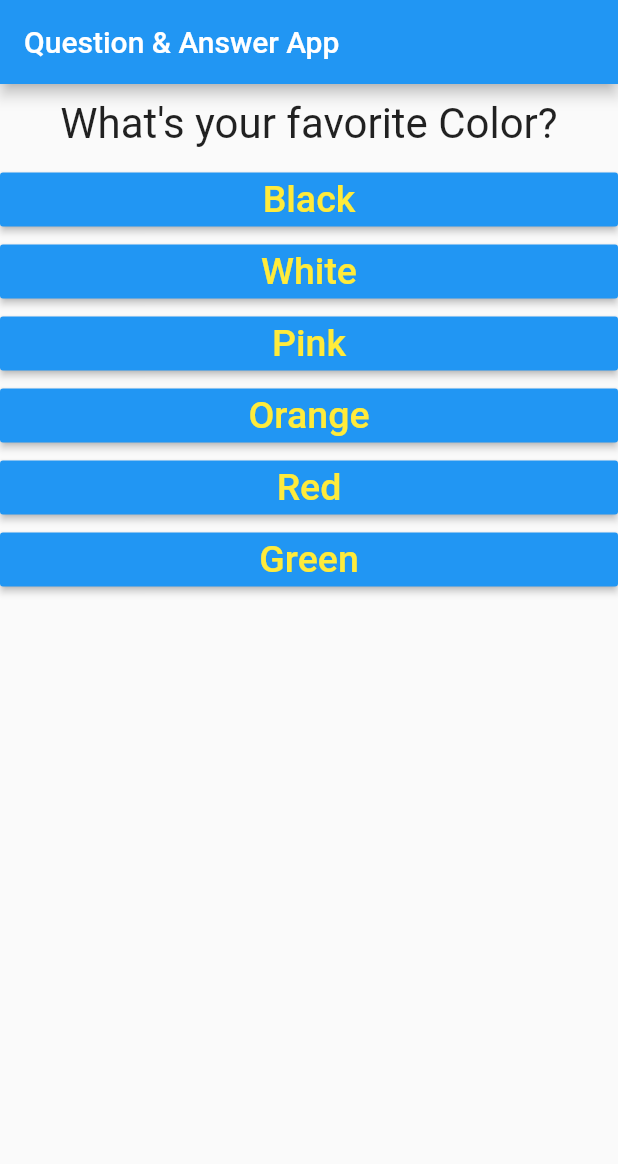
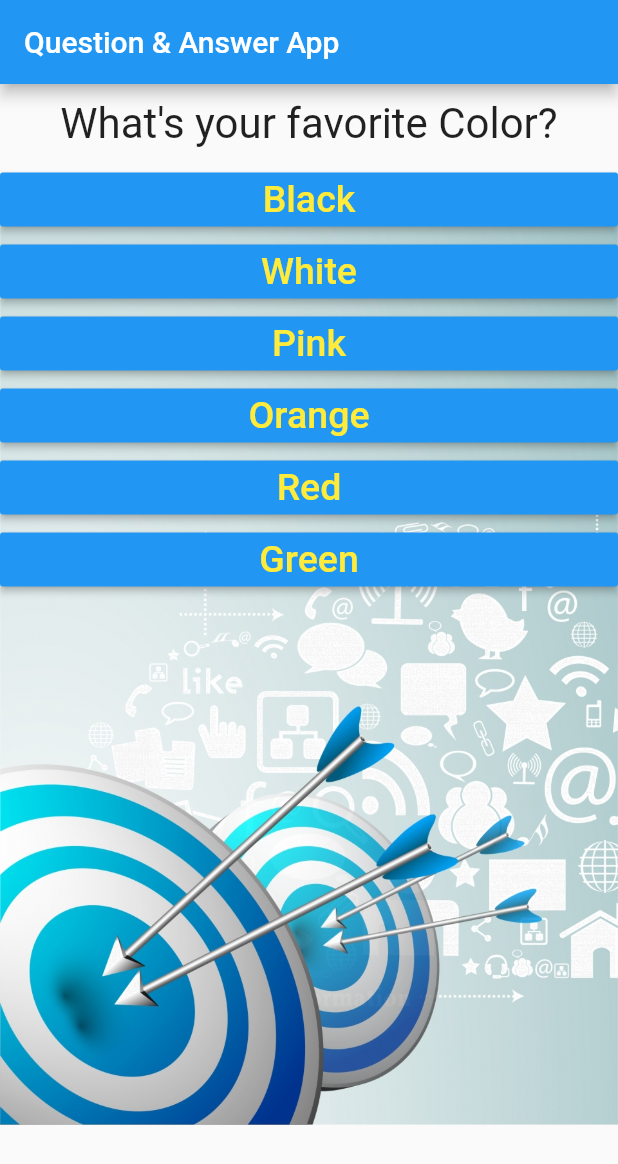
Before and after one commit to AnithaGKrishnegowda/Flutter-Basics-Guide, a Flutter app: the screen it shows after launch, on a phone screen of 412 x 824 dp. Shown: the top 1164 px of the screen. Run offline on Flutter 3.47's test engine with Material 2 defaults, Android fonts, the phone set to English and light mode, and no system bars.

```diff
--- a/lib/quiz.dart
+++ b/lib/quiz.dart
@@ -14,15 +14,27 @@ class Quiz extends StatelessWidget {
 
   @override
   Widget build(BuildContext context) {
-    return Column(
-      children: [
-        Question(
-          questions[questionIndex]['questionText'],
+    return Stack(
+      children: <Widget>[
+        Center(
+          child: new Image.asset(
+            'assets/images/goal.jpg',
+            fit: BoxFit.fill,
+          ),
         ),
-        ...(questions[questionIndex]['answers'] as List<Map<String, Object>>)
-            .map((answer) {
-          return Answer(() => answerQuestion(answer['score']), answer['text']);
-        }).toList()
+        Column(
+          children: [
+            Question(
+              questions[questionIndex]['questionText'],
+            ),
+            ...(questions[questionIndex]['answers']
+                    as List<Map<String, Object>>)
+                .map((answer) {
+              return Answer(
+                  () => answerQuestion(answer['score']), answer['text']);
+            }).toList()
+          ],
+        ),
       ],
     );
   }
```
Also changed, not shown: pubspec.yaml (+9 -0 lines), assets/images/logo.png (added), pubspec.lock, 32 other files.
